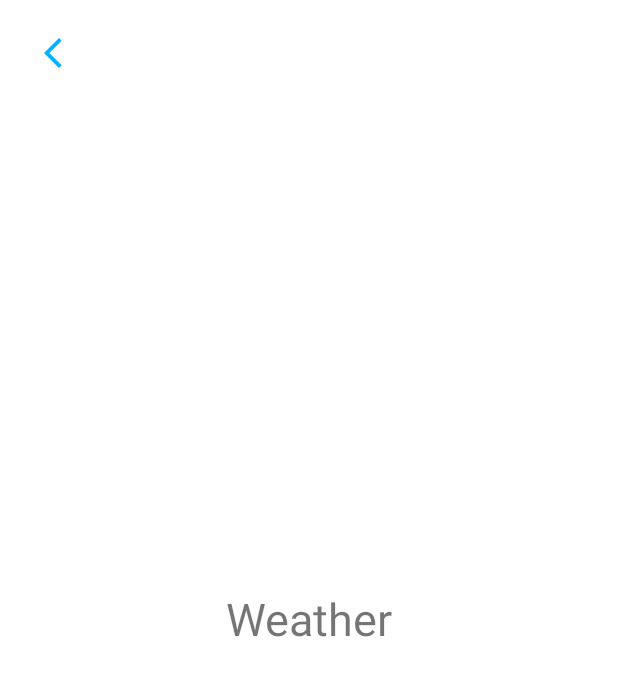
After one commit to bagoonichanger/Petmliy_android_app, an Android app: the WeatherActivity screen opened directly, with no data from a screen before it, on a phone screen of 412 x 824 dp. The commit adds this screen. Shown: the top 676 px of the screen. Run offline under Robolectric (Android 15) with nearby library versions, the phone set to English and light mode, and no system bars.

Commit message:
home-layout 수정

```diff
--- a/app/src/main/java/com/bagooni/petmliy_android_app/home/HomeFragment.kt
+++ b/app/src/main/java/com/bagooni/petmliy_android_app/home/HomeFragment.kt
@@ -5,8 +5,6 @@ import android.os.Bundle
 import android.view.LayoutInflater
 import android.view.View
 import android.view.ViewGroup
-import android.widget.Button
-import androidx.databinding.DataBindingUtil
 import androidx.fragment.app.Fragment
 import com.bagooni.petmliy_android_app.R
 import com.bagooni.petmliy_android_app.databinding.FragmentHomeBinding
--- /dev/null
+++ b/app/src/main/java/com/bagooni/petmliy_android_app/home/WeatherActivity.kt
@@ -0,0 +1,17 @@
+package com.bagooni.petmliy_android_app.home
+
+import androidx.appcompat.app.AppCompatActivity
+import android.os.Bundle
+import com.bagooni.petmliy_android_app.databinding.ActivityWeatherBinding
+
+class WeatherActivity : AppCompatActivity() {
+    private lateinit var binding: ActivityWeatherBinding
+
+    override fun onCreate(savedInstanceState: Bundle?) {
+        binding = ActivityWeatherBinding.inflate(layoutInflater)
+        super.onCreate(savedInstanceState)
+        setContentView(binding.root)
+
+        binding.closeButton.setOnClickListener{ finish() }
+    }
+}
--- /dev/null
+++ b/app/src/main/res/drawable/ic_baseline_arrow_back_ios_new_24.xml
@@ -0,0 +1,5 @@
+<vector android:height="24dp" android:tint="#00B2FF"
+    android:viewportHeight="24" android:viewportWidth="24"
+    android:width="24dp" xmlns:android="http://schemas.android.com/apk/res/android">
+    <path android:fillColor="@android:color/white" android:pathData="M17.77,3.77l-1.77,-1.77l-10,10l10,10l1.77,-1.77l-8.23,-8.23z"/>
+</vector>
--- /dev/null
+++ b/app/src/main/res/drawable/ic_baseline_bookmark_border_24.xml
@@ -0,0 +1,5 @@
+<vector android:height="24dp" android:tint="#00B2FF"
+    android:viewportHeight="24" android:viewportWidth="24"
+    android:width="24dp" xmlns:android="http://schemas.android.com/apk/res/android">
+    <path android:fillColor="@android:color/white" android:pathData="M17,3L7,3c-1.1,0 -1.99,0.9 -1.99,2L5,21l7,-3 7,3L19,5c0,-1.1 -0.9,-2 -2,-2zM17,18l-5,-2.18L7,18L7,5h10v13z"/>
+</vector>
--- /dev/null
+++ b/app/src/main/res/drawable/ic_baseline_crop_original_24.xml
@@ -0,0 +1,5 @@
+<vector android:height="24dp" android:tint="#00B2FF"
+    android:viewportHeight="24" android:viewportWidth="24"
+    android:width="24dp" xmlns:android="http://schemas.android.com/apk/res/android">
+    <path android:fillColor="@android:color/white" android:pathData="M19,3L5,3c-1.1,0 -2,0.9 -2,2v14c0,1.1 0.9,2 2,2h14c1.1,0 2,-0.9 2,-2L21,5c0,-1.1 -0.9,-2 -2,-2zM19,19L5,19L5,5h14v14zM13.96,12.29l-2.75,3.54 -1.96,-2.36L6.5,17h11l-3.54,-4.71z"/>
+</vector>
--- /dev/null
+++ b/app/src/main/res/drawable/ic_baseline_filter_drama_24.xml
@@ -0,0 +1,5 @@
+<vector android:height="24dp" android:tint="#00B2FF"
+    android:viewportHeight="24" android:viewportWidth="24"
+    android:width="24dp" xmlns:android="http://schemas.android.com/apk/res/android">
+    <path android:fillColor="@android:color/white" android:pathData="M19.35,10.04C18.67,6.59 15.64,4 12,4 9.11,4 6.61,5.64 5.36,8.04 2.35,8.36 0,10.9 0,14c0,3.31 2.69,6 6,6h13c2.76,0 5,-2.24 5,-5 0,-2.64 -2.05,-4.78 -4.65,-4.96zM19,18H6c-2.21,0 -4,-1.79 -4,-4s1.79,-4 4,-4 4,1.79 4,4h2c0,-2.76 -1.86,-5.08 -4.4,-5.78C8.61,6.88 10.2,6 12,6c3.03,0 5.5,2.47 5.5,5.5v0.5H19c1.65,0 3,1.35 3,3s-1.35,3 -3,3z"/>
+</vector>
--- /dev/null
+++ b/app/src/main/res/layout/activity_weather.xml
@@ -0,0 +1,30 @@
+<?xml version="1.0" encoding="utf-8"?>
+<androidx.constraintlayout.widget.ConstraintLayout xmlns:android="http://schemas.android.com/apk/res/android"
+    xmlns:app="http://schemas.android.com/apk/res-auto"
+    xmlns:tools="http://schemas.android.com/tools"
+    android:layout_width="match_parent"
+    android:layout_height="match_parent"
+    tools:context=".home.WeatherActivity">
+
+    <TextView
+        android:layout_width="wrap_content"
+        android:layout_height="wrap_content"
+        android:text="Weather"
+        android:textSize="30dp"
+        app:layout_constraintTop_toTopOf="parent"
+        app:layout_constraintBottom_toBottomOf="parent"
+        app:layout_constraintStart_toStartOf="parent"
+        app:layout_constraintEnd_toEndOf="parent"/>
+
+    <ImageButton
+        android:id="@+id/closeButton"
+        android:layout_width="50dp"
+        android:layout_height="50dp"
+        app:layout_constraintTop_toTopOf="parent"
+        app:layout_constraintStart_toStartOf="parent"
+        android:layout_marginTop="10dp"
+        android:layout_marginStart="10dp"
+        android:src="@drawable/ic_baseline_arrow_back_ios_new_24"
+        android:background="@color/white"/>
+
+</androidx.constraintlayout.widget.ConstraintLayout>
```
Also changed, not shown: app/src/main/AndroidManifest.xml (+3 -6 lines), app/src/main/java/com/bagooni/petmliy_android_app/home/AlbumActivity.kt (added, +17 -0 lines), app/src/main/res/drawable/home_icon_button_background.xml (added, +11 -0 lines), app/src/main/res/drawable/home_icon_button_color_background.xml (added, +11 -0 lines), app/src/main/res/layout/activity_album.xml (added, +30 -0 lines).
